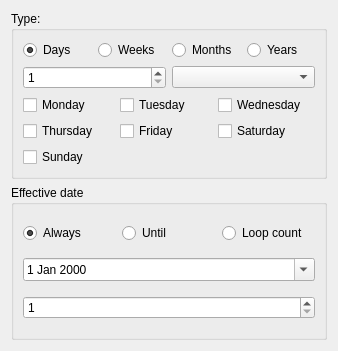
KangLin/Calendar, file Src/FrmCustomActivity.ui: the form before one commit.
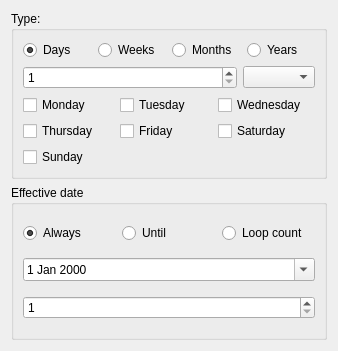
The form after the commit.

Commit message: Add custom day and week

Patch:
```diff
--- a/Src/FrmCustomActivity.ui
+++ b/Src/FrmCustomActivity.ui
@@ -59,13 +59,26 @@
        <layout class="QHBoxLayout" name="horizontalLayout_2">
         <item>
          <widget class="QSpinBox" name="spNumber">
+          <property name="sizePolicy">
+           <sizepolicy hsizetype="Expanding" vsizetype="Fixed">
+            <horstretch>0</horstretch>
+            <verstretch>0</verstretch>
+           </sizepolicy>
+          </property>
           <property name="minimum">
            <number>1</number>
           </property>
          </widget>
         </item>
         <item>
-         <widget class="QComboBox" name="cmbType"/>
+         <widget class="QComboBox" name="cmbType">
+          <property name="sizePolicy">
+           <sizepolicy hsizetype="Preferred" vsizetype="Fixed">
+            <horstretch>0</horstretch>
+            <verstretch>0</verstretch>
+           </sizepolicy>
+          </property>
+         </widget>
         </item>
        </layout>
       </item>
```
The commit also changes 3 other files.
